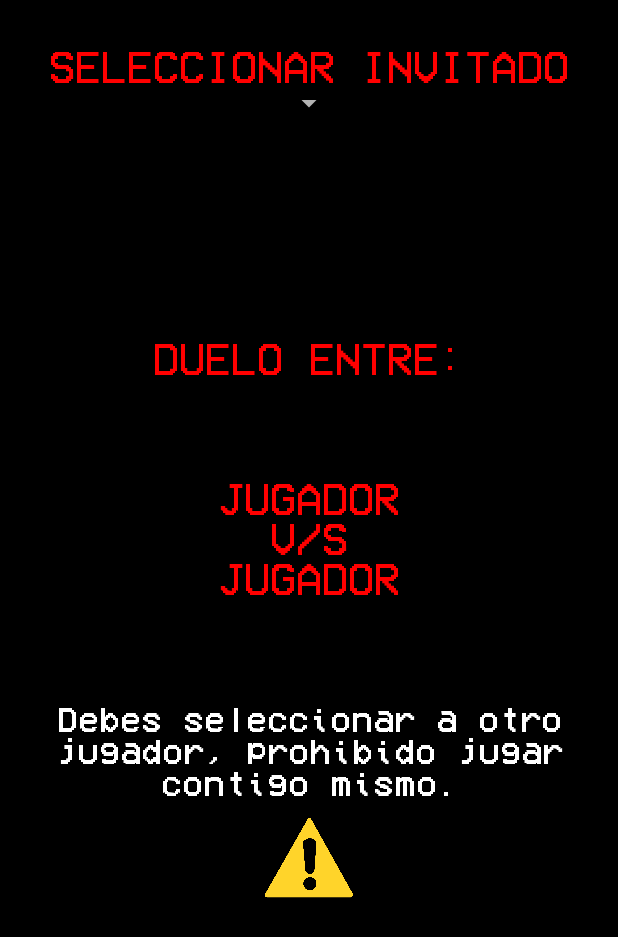
After one commit to miguelaguilarv/TRIOGB, an Android app: the invitado screen opened directly, with no data from a screen before it, on a phone screen of 412 x 824 dp. The commit adds this screen. Shown: the top 937 px of the screen. Run offline under Robolectric (Android 15) with nearby library versions, the light colour scheme and no system bars; our stand-ins replace Firebase (no records; nobody signed in at launch, a user with empty details on screens opened directly).

Commit message:
jugador invitado de la base de datos, musica invitado

```diff
--- /dev/null
+++ b/app/src/main/java/com/vocesdelolimpo/triogb/Gato/invitado.java
@@ -0,0 +1,186 @@
+package com.vocesdelolimpo.triogb.Gato;
+
+import androidx.annotation.NonNull;
+import androidx.appcompat.app.AppCompatActivity;
+
+import android.content.Intent;
+import android.media.MediaPlayer;
+import android.os.Bundle;
+import android.view.View;
+import android.widget.AdapterView;
+import android.widget.ArrayAdapter;
+import android.widget.Button;
+import android.widget.ImageView;
+import android.widget.Spinner;
+import android.widget.TextView;
+
+import com.google.firebase.auth.FirebaseAuth;
+import com.google.firebase.database.DataSnapshot;
+import com.google.firebase.database.DatabaseError;
+import com.google.firebase.database.DatabaseReference;
+import com.google.firebase.database.FirebaseDatabase;
+import com.google.firebase.database.Query;
+import com.google.firebase.database.ValueEventListener;
+import com.vocesdelolimpo.triogb.Breakout.PuntajeBreakout;
+import com.vocesdelolimpo.triogb.MainActivity;
+import com.vocesdelolimpo.triogb.Ordenamiento.Ordenamiento3Activity;
+import com.vocesdelolimpo.triogb.R;
+
+import java.util.ArrayList;
+import java.util.List;
+
+public class invitado extends AppCompatActivity {
+    FirebaseDatabase mDatabase;
+    private Button mButtonComenzar;
+    private FirebaseAuth mAuth;
+    private DatabaseReference mDatabase2;
+    MediaPlayer player;
+    TextView tv_valor;
+    ImageView caution;
+    TextView user1;
+    String jugador_2;
+    String jugador_1;
+    TextView prohibido;
+    @Override
+    protected void onCreate(Bundle savedInstanceState) {
+
+        super.onCreate(savedInstanceState);
+        setContentView(R.layout.activity_invitado);
+        tv_valor = (TextView) findViewById(R.id.tv_valor );
+        prohibido=(TextView) findViewById(R.id.prohibido);
+        final Spinner s1 = findViewById(R.id.j_invitado);
+        mAuth = FirebaseAuth.getInstance();
+        mDatabase2 = FirebaseDatabase.getInstance().getReference();
+        user1 = (TextView) findViewById(R.id.user1);
+        caution=(ImageView)findViewById(R.id.caution);
+        fondo();
+        mButtonComenzar = (Button) findViewById(R.id.btnBackBO);
+        mButtonComenzar.setOnClickListener(new View.OnClickListener() {
+            @Override
+            public void onClick(View view) {
+
+                datos();
+                finish();
+            }
+        });
+
+        getUserInfo();
+        mDatabase=FirebaseDatabase.getInstance();
+        DatabaseReference ref1=mDatabase.getReference("Users");
+
+        ref1.addValueEventListener(new ValueEventListener() {
+            @Override
+            public void onDataChange(@NonNull DataSnapshot dataSnapshot) {
+                final List<String> areas= new ArrayList<>();
+                for(DataSnapshot areaSnapshot : dataSnapshot.getChildren()){
+                    String areaName = areaSnapshot.child("alias").getValue(String.class);
+
+                      areas.add(areaName);
+
+                }
+                ArrayAdapter<String> areasAdapter= new ArrayAdapter<String>(invitado.this, android.R.layout.simple_spinner_item,areas);
+                areasAdapter.setDropDownViewResource(android.R.layout.select_dialog_singlechoice);
+                s1.setAdapter(areasAdapter);
+                s1.setOnItemSelectedListener(new AdapterView.OnItemSelectedListener() {
+                    @Override
+                    public void onItemSelected(AdapterView<?> adapterView, View view, int i, long l) {
+                        String item = adapterView.getSelectedItem().toString();
+                        tv_valor.setText(item);
+                        jugador_2=item;
+
+                        String id = mAuth.getCurrentUser().getUid();
+                        user1 = (TextView) findViewById(R.id.user1);
+                        mDatabase2.child("Users").child(id).addValueEventListener(new ValueEventListener() {
+                            @Override
+                            public void onDataChange(@NonNull DataSnapshot snapshot) {
+                                if (snapshot.exists()) {
+                                    String alias = snapshot.child("alias").getValue().toString();
+                                    jugador_1 = alias;
+
+                                    if (jugador_1 != jugador_2){
+                                        prohibido.setVisibility(View.INVISIBLE);
+                                        caution.setVisibility(View.INVISIBLE);
+                                        mButtonComenzar.setVisibility(View.VISIBLE);
+
+                                    }else{
+                                        mButtonComenzar.setVisibility(View.INVISIBLE);
+                                        prohibido.setVisibility(View.VISIBLE);
+                                        caution.setVisibility(View.VISIBLE);
+                                    }
+
+                                }
+                            }
+                            @Override
+                            public void onCancelled(@NonNull DatabaseError error) {
+                            }
+                        });
+
+
+                       // DatabaseReference n1 = mDatabase.getReference();
+                       // Query q2 = n1.child("Users").orderByChild("name").equalTo(item);
+                       // q2.addValueEventListener(new ValueEventListener() {
+                       //     @Override
+                       //     public void onDataChange(@NonNull DataSnapshot snapshot) {
+                       //         for(DataSnapshot childsnapshot:dataSnapshot.getChildren()){
+                       //             String catekey = childsnapshot.getKey();
+                       //             tv_valor.setText(catekey);
+                       //         }
+                       //     }
+                       //
+                       //     @Override
+                       //     public void onCancelled(@NonNull DatabaseError error) {
+                       //
+                       //     }
+                       // });
+                    }
+
+                    @Override
+                    public void onNothingSelected(AdapterView<?> adapterView) {
+
+                    }
+                });
+            }
+
+            @Override
+            public void onCancelled(@NonNull DatabaseError error) {
+
+            }
+        });
+
+    }
+    private void datos(){
+         Intent in = new Intent(this, GatoActivity.class);
+         Bundle d = new Bundle();
+         d.putString("jugador2", jugador_2);
+         in.putExtras(d);
+         startActivity(in);
+     }
+    private void getUserInfo () {
+        String id = mAuth.getCurrentUser().getUid();
+        user1 = (TextView) findViewById(R.id.user1);
+        mDatabase2.child("Users").child(id).addValueEventListener(new ValueEventListener() {
+            @Override
+            public void onDataChange(@NonNull DataSnapshot snapshot) {
+                if (snapshot.exists()) {
+                    String alias = snapshot.child("alias").getValue().toString();
+                    jugador_1 = alias;
+                    user1.setText(alias);
+                }
+            }
+            @Override
+            public void onCancelled(@NonNull DatabaseError error) {
+            }
+        });
+    }
+    public void fondo() {
+        if (player == null) {
+            player = MediaPlayer.create(this, R.raw.versus);
+        }
+        player.start();
+    }
+    @Override
+    protected void onPause() {
+        super.onPause();
+        player.release();
+    }
+}
--- /dev/null
+++ b/app/src/main/res/layout/activity_invitado.xml
@@ -0,0 +1,175 @@
+<?xml version="1.0" encoding="utf-8"?>
+<androidx.constraintlayout.widget.ConstraintLayout xmlns:android="http://schemas.android.com/apk/res/android"
+    xmlns:app="http://schemas.android.com/apk/res-auto"
+    xmlns:tools="http://schemas.android.com/tools"
+    android:layout_width="match_parent"
+    android:layout_height="match_parent"
+    android:background="#000000"
+    tools:context=".Gato.invitado">
+
+    <LinearLayout
+        android:layout_width="match_parent"
+        android:layout_height="match_parent"
+        android:orientation="vertical">
+
+        <LinearLayout
+            android:layout_width="match_parent"
+            android:layout_height="wrap_content"
+            android:orientation="vertical"
+            >
+
+            <TextView
+                android:id="@+id/inf_2"
+                android:layout_width="wrap_content"
+                android:layout_height="wrap_content"
+                android:layout_gravity="center"
+                android:layout_weight="1"
+                android:fontFamily="@font/triogb"
+                android:layout_marginTop="30dp"
+                android:text="SELECCIONAR INVITADO"
+                android:textColor="#FF0000"
+                android:textSize="30sp"/>
+        </LinearLayout>
+
+        <LinearLayout
+            android:layout_width="match_parent"
+            android:layout_height="168dp"
+            android:orientation="vertical">
+
+            <Spinner
+                android:id="@+id/j_invitado"
+                android:layout_width="wrap_content"
+                android:layout_height="wrap_content"
+
+                android:layout_gravity="center"
+
+
+                android:spinnerMode="dropdown"
+
+                />
+        </LinearLayout>
+
+        <LinearLayout
+            android:layout_width="match_parent"
+            android:layout_height="wrap_content"
+            android:orientation="vertical">
+
+            <LinearLayout
+                android:layout_width="match_parent"
+                android:layout_height="93dp"
+                android:orientation="vertical">
+
+                <TextView
+                    android:id="@+id/duelo"
+                    android:layout_width="wrap_content"
+                    android:layout_height="wrap_content"
+                    android:layout_gravity="center"
+                    android:layout_weight="1"
+                    android:fontFamily="@font/triogb"
+                    android:text="DUELO ENTRE:"
+                    android:textColor="#FF0000"
+                    android:textSize="30sp" />
+            </LinearLayout>
+
+            <LinearLayout
+                android:layout_width="match_parent"
+                android:layout_height="wrap_content"
+                android:orientation="vertical">
+
+                <TextView
+                    android:id="@+id/user1"
+                    android:layout_width="wrap_content"
+                    android:layout_height="wrap_content"
+                    android:layout_gravity="center"
+                    android:layout_weight="1"
+                    android:fontFamily="@font/triogb"
+                    android:text="JUGADOR"
+                    android:textColor="#FF0000"
+                    android:textSize="30sp" />
+            </LinearLayout>
+
+            <LinearLayout
+                android:layout_width="match_parent"
+                android:layout_height="wrap_content"
+                android:orientation="vertical"
+                app:layout_constraintEnd_toEndOf="parent"
+                app:layout_constraintStart_toStartOf="parent">
+
+                <TextView
+                    android:id="@+id/vs"
+                    android:layout_width="wrap_content"
+                    android:layout_height="wrap_content"
+                    android:layout_gravity="center"
+                    android:layout_weight="1"
+                    android:fontFamily="@font/triogb"
+                    android:text="V/S"
+                    android:textColor="#FF0000"
+                    android:textSize="30sp" />
+            </LinearLayout>
+
+            <LinearLayout
+                android:layout_width="match_parent"
+                android:layout_height="wrap_content"
+                android:orientation="vertical"
+                app:layout_constraintEnd_toEndOf="parent"
+                app:layout_constraintStart_toStartOf="parent">
+
+                <TextView
+                    android:id="@+id/tv_valor"
+                    android:layout_width="wrap_content"
+                    android:layout_height="wrap_content"
+                    android:layout_gravity="center"
+                    android:layout_weight="1"
+                    android:fontFamily="@font/triogb"
+                    android:text="JUGADOR"
+                    android:textColor="#FF0000"
+                    android:textSize="30sp" />
+
+                <Button
+                    android:id="@+id/btnBackBO"
+                    android:layout_width="200dp"
+                    android:layout_height="60dp"
+                    android:layout_marginTop="10dp"
+                    android:layout_gravity="center"
+                    android:backgroundTint="#8BC34A"
+                    android:text="COMENZAR"
+                    android:visibility="invisible"
+                    android:fontFamily="@font/triogb"
+                    android:textStyle="bold"
+                    android:textColor="#2664CF" />
+
+            </LinearLayout>
+
+
+            <LinearLayout
+                android:layout_width="match_parent"
+                android:layout_height="match_parent"
+                android:orientation="vertical">
+
+                <TextView
+                    android:id="@+id/prohibido"
+                    android:layout_width="wrap_content"
+                    android:layout_height="wrap_content"
+                    android:fontFamily="@font/triogb"
+                    android:gravity="center"
+                    android:textColor="@color/white"
+                    android:text="Debes seleccionar a otro jugador, prohibido jugar contigo mismo."
+                    android:textSize="24dp"
+                    android:visibility="visible" />
+
+                <ImageView
+                    android:id="@+id/caution"
+                    android:layout_width="80dp"
+                    android:layout_height="80dp"
+                    android:visibility="visible"
+                    android:layout_gravity="center"
+                    android:src="@drawable/caution" />
+            </LinearLayout>
+
+
+        </LinearLayout>
+
+    </LinearLayout>
+
+
+</androidx.constraintlayout.widget.ConstraintLayout>
--- a/app/src/main/res/layout/activity_tabla_puntajes.xml
+++ b/app/src/main/res/layout/activity_tabla_puntajes.xml
@@ -129,14 +129,13 @@
         android:orientation="vertical"
         app:layout_constraintBottom_toBottomOf="@+id/linearLayout4">
         <Button
-            android:id="@+id/button3"
+            android:id="@+id/exit"
             android:layout_width="280dp"
             android:layout_height="match_parent"
             android:layout_gravity="center"
             android:layout_weight="1"
             android:backgroundTint="#FF0016"
             android:fontFamily="@font/triogb"
-            android:onClick="salir_home"
             android:text="SALIR"
             android:textColor="#000000"
             android:textSize="20dp"
```
Also changed, not shown: app/src/main/AndroidManifest.xml (+14 -0 lines), app/src/main/java/com/vocesdelolimpo/triogb/Gato/GatoActivity.java (+15 -1 lines), app/src/main/java/com/vocesdelolimpo/triogb/Gato/GatoActivity2.java (+13 -1 lines), app/src/main/java/com/vocesdelolimpo/triogb/Gato/PuntajeGato.java (+9 -1 lines), app/src/main/java/com/vocesdelolimpo/triogb/Gato/TablaPuntajes.java (+39 -13 lines), app/src/main/java/com/vocesdelolimpo/triogb/Juegos/GatoFragment.java (+7 -1 lines), app/src/main/res/layout/activity_puntaje_gato.xml (+0 -12 lines), app/src/main/res/drawable/caution.png (added), 1 other file.
